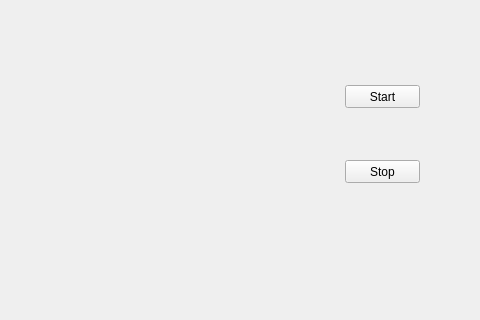
Qt form mainW.ui (goodvin360/pivn_app_qt) before a commit; both pictures show x 0 to 480 and y 0 to 320 of the 800 by 600 pixel window.
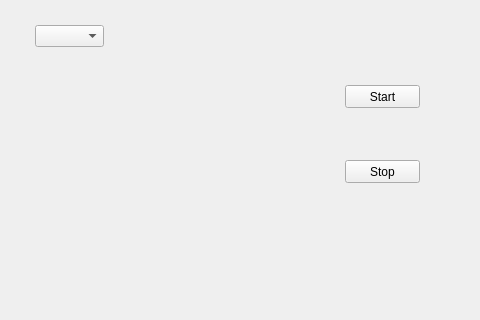
The same form after that commit.

The edit to the form file:
```diff
--- a/mainW.ui
+++ b/mainW.ui
@@ -40,6 +40,16 @@
      <string>Stop</string>
     </property>
    </widget>
+   <widget class="QComboBox" name="comboBox">
+    <property name="geometry">
+     <rect>
+      <x>35</x>
+      <y>25</y>
+      <width>69</width>
+      <height>22</height>
+     </rect>
+    </property>
+   </widget>
   </widget>
   <widget class="QMenuBar" name="menubar">
    <property name="geometry">
```
Left out of the diff: 18 changed lines with no effect on the pictures.
